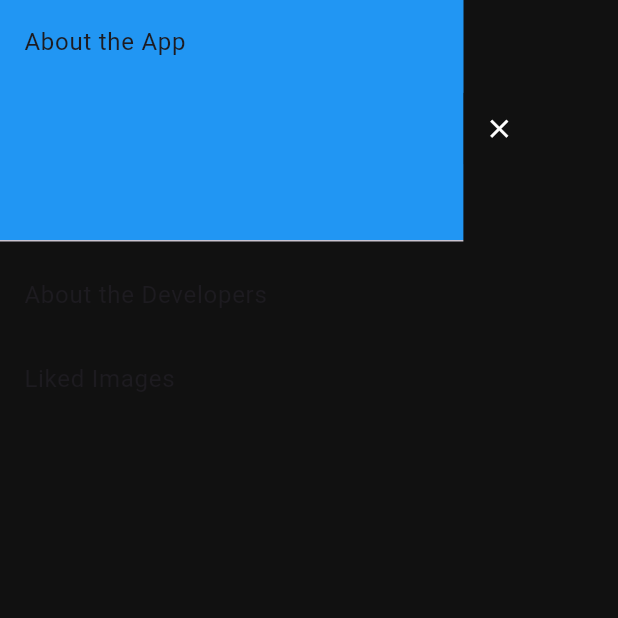
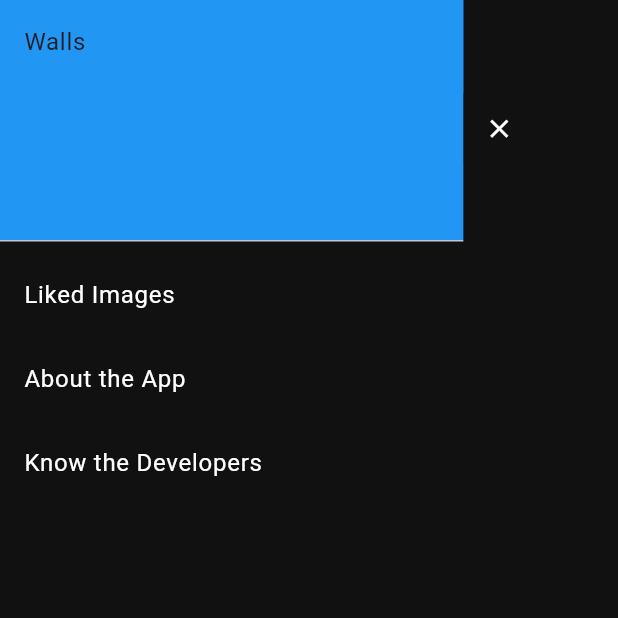
Before and after one commit to vihanagarwal18/walls, a Flutter app: the screen it shows after launch, after a tap on the "menu" icon, on a phone screen of 412 x 824 dp, the top half of it. Run offline on Flutter 3.47's test engine with Material 3 defaults, Android fonts, the phone set to English and light mode, and no system bars; drawn by our look-alikes of flutter_advanced_drawer; our stand-ins replace cached_network_image, dio, firebase_core, firebase_storage, flutter_cache_manager, gallery_saver and 3 more; missing offline and left inert: async_wallpaper; accounts and stored records are empty; network calls fail.

Commit message:
drawer fix 3

```diff
--- a/lib/homepage.dart
+++ b/lib/homepage.dart
@@ -45,23 +45,45 @@ class _HomepageState extends State<Homepage> {
             decoration: BoxDecoration(
               color: Colors.blue,
             ),
-            child: Text('About the App'),
+            child: Text('Walls'),
           ),
           ListTile(
-            title: Row(
-              children: [
-                Text('About the Developers'),
-              ],
+            title: Text(
+              'Liked Images',
+              style: TextStyle(
+                color: Colors.white,
+              ),
             ),
-          ),
-          ListTile(
-            title: Text('Liked Images'),
             onTap: () {
               Navigator.push(
                 context,
                 MaterialPageRoute(builder: (context) => LikedWallpapersPage()),
               );
             },
+          ),
+          ListTile(
+            title: Row(
+              children: [
+                Text(
+                    'About the App',
+                  style: TextStyle(
+                    color: Colors.white,
+                  ),
+                ),
+              ],
+            ),
+          ),
+          ListTile(
+            title: Row(
+              children: [
+                Text(
+                  'Know the Developers',
+                  style: TextStyle(
+                    color: Colors.white,
+                  ),
+                ),
+              ],
+            ),
           ),
         ],
       ),
```
